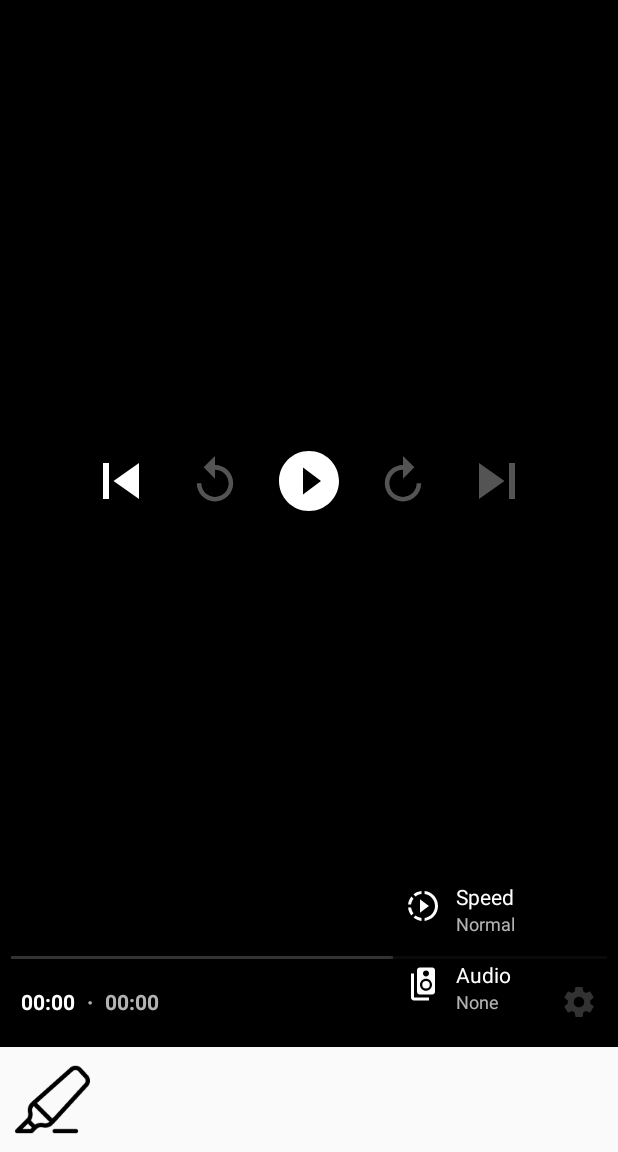
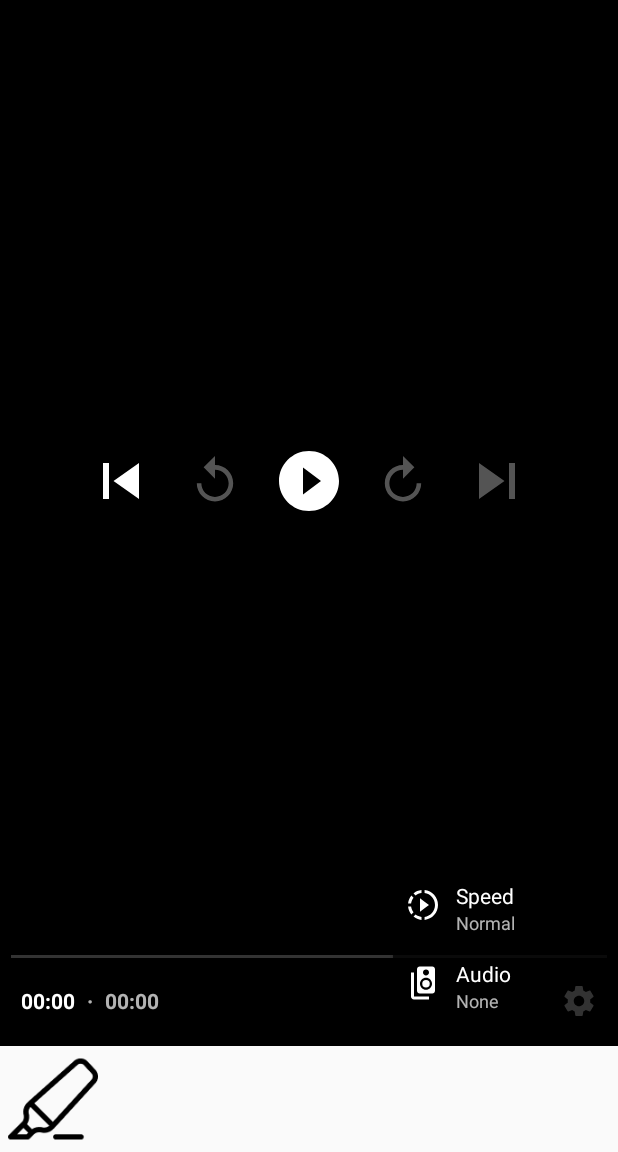
Before and after one commit to EmedStoreIT/DemoWebViewForPG, an Android app: the PlayerActivity screen opened directly, with no data from a screen before it, after a tap on "Settings", on a phone screen of 412 x 824 dp, the part 84-1236 px from its top. Run offline under Robolectric (Android 15) with nearby library versions, the phone set to English and light mode, and no system bars; our stand-ins replace data binding.

Commit message:
button touch area managed.

```diff
--- a/app/src/main/res/layout/activity_signature.xml
+++ b/app/src/main/res/layout/activity_signature.xml
@@ -37,9 +37,9 @@
 
                 <Button
                     android:id="@+id/btnPaint"
-                    android:layout_width="50dp"
-                    android:layout_height="50dp"
-                    android:layout_margin="10dp"
+                    android:layout_width="60dp"
+                    android:layout_height="60dp"
+                    android:layout_margin="5dp"
                     android:background="@drawable/marker_disable" />
 
                 <ProgressBar
@@ -49,8 +49,9 @@
 
                 <Button
                     android:id="@+id/btnClear"
-                    android:layout_width="50dp"
-                    android:layout_height="50dp"
+                    android:layout_width="60dp"
+                    android:layout_height="60dp"
+                    android:layout_margin="5dp"
                     android:background="@drawable/icon_refresh" />
             </TableRow>
         </LinearLayout>
--- a/app/src/main/res/values/strings.xml
+++ b/app/src/main/res/values/strings.xml
@@ -19,4 +19,6 @@
     <string name="signatur_saved">Signature Saved Successfully.</string>
 
     <string name="media_url_mp4">https://storage.googleapis.com/exoplayer-test-media-0/BigBuckBunny_320x180.mp4</string>
+    <string name="media_url_mp4_2">http://commondatastorage.googleapis.com/gtv-videos-bucket/sample/ForBiggerBlazes.mp4</string>
+    <string name="media_url_mp4_3">https://assets.mixkit.co/videos/preview/mixkit-red-frog-on-a-log-1487-large.mp4</string>
 </resources>
```
